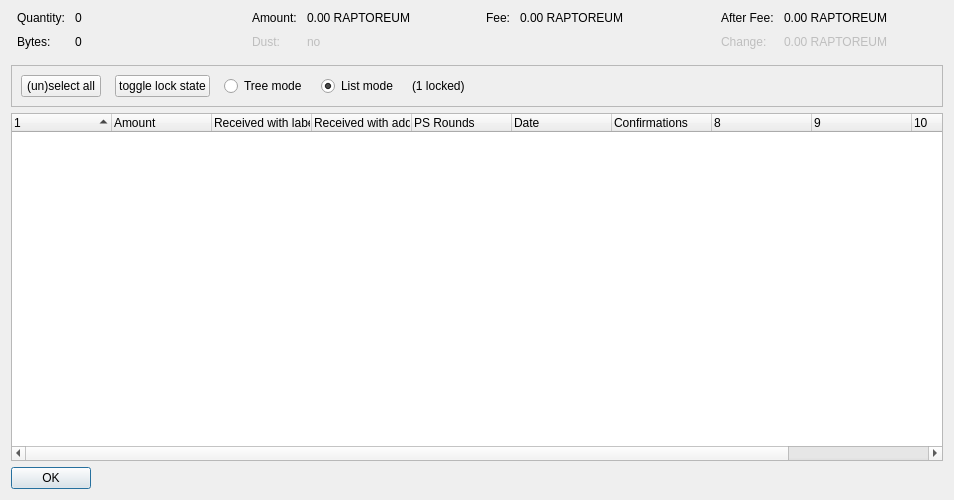
Old version of the form src/qt/forms/coincontroldialog.ui in the repository Raptor3um/raptoreum.
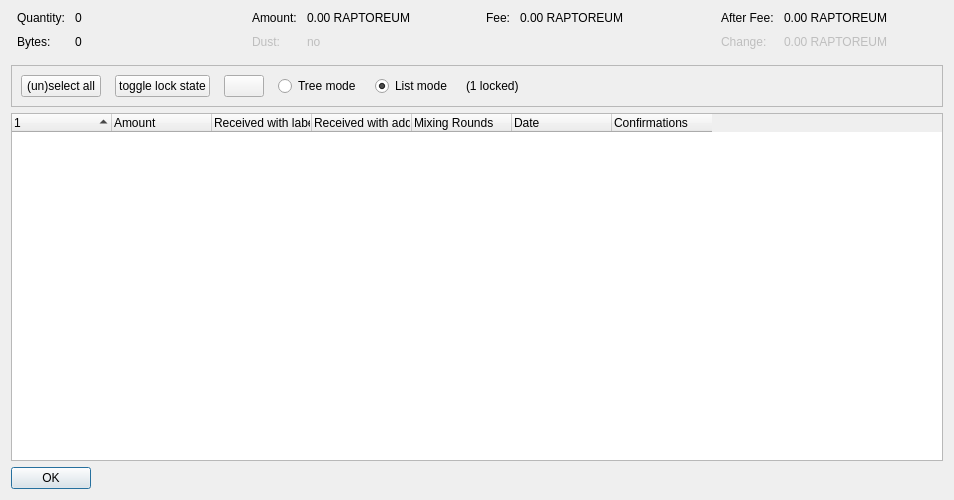
New version of the form. Custom widgets are drawn as their Qt base class.

Patch:
```diff
--- a/src/qt/forms/coincontroldialog.ui
+++ b/src/qt/forms/coincontroldialog.ui
@@ -277,7 +277,7 @@
      </property>
      <layout class="QHBoxLayout" name="horizontalLayout">
       <item>
-       <layout class="QHBoxLayout" name="horizontalLayoutPanel" stretch="0,0,0,0,0,0">
+       <layout class="QHBoxLayout" name="horizontalLayoutPanel" stretch="0,0,0,0,0,0,0">
         <property name="spacing">
          <number>14</number>
         </property>
@@ -313,6 +313,22 @@
           </property>
          </widget>
         </item>
+        <item>
+         <widget class="QPushButton" name="hideButton">
+          <property name="sizePolicy">
+           <sizepolicy hsizetype="Maximum" vsizetype="Fixed">
+            <horstretch>0</horstretch>
+            <verstretch>0</verstretch>
+           </sizepolicy>
+          </property>
+          <property name="text">
+           <string/>
+          </property>
+          <property name="autoDefault">
+           <bool>false</bool>
+          </property>
+         </widget>
+        </item>
         <item>
          <widget class="QRadioButton" name="radioTreeMode">
           <property name="sizePolicy">
@@ -376,7 +392,7 @@
       <bool>false</bool>
      </property>
      <property name="columnCount">
-      <number>11</number>
+      <number>7</number>
      </property>
      <attribute name="headerShowSortIndicator" stdset="0">
       <bool>true</bool>
@@ -406,7 +422,7 @@
      </column>
      <column>
       <property name="text">
-       <string>PS Rounds</string>
+       <string>Mixing Rounds</string>
       </property>
      </column>
      <column>
@@ -422,26 +438,6 @@
        <string>Confirmed</string>
       </property>
      </column>
-     <column>
-      <property name="text">
-       <string/>
-      </property>
-     </column>
-     <column>
-      <property name="text">
-       <string/>
-      </property>
-     </column>
-     <column>
-      <property name="text">
-       <string/>
-      </property>
-     </column>
-     <column>
-      <property name="text">
-       <string/>
-      </property>
-     </column>
     </widget>
    </item>
    <item>
```
